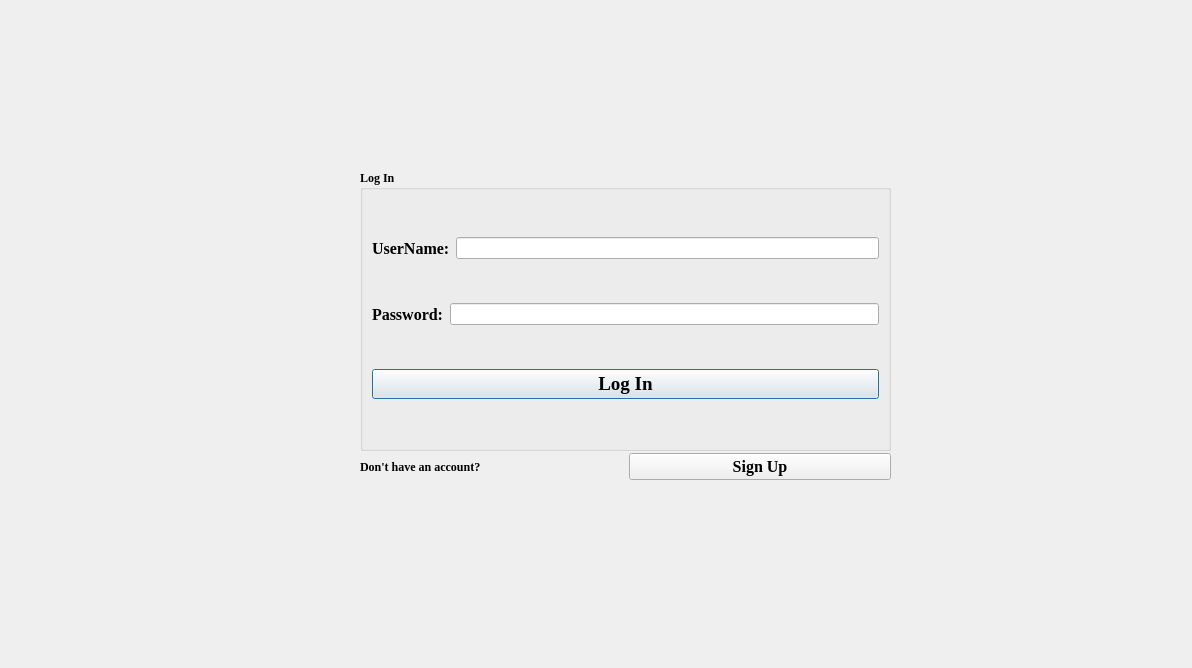
MARIO00410/Guide-Me, file Guide_me/login.ui: the form before one commit.
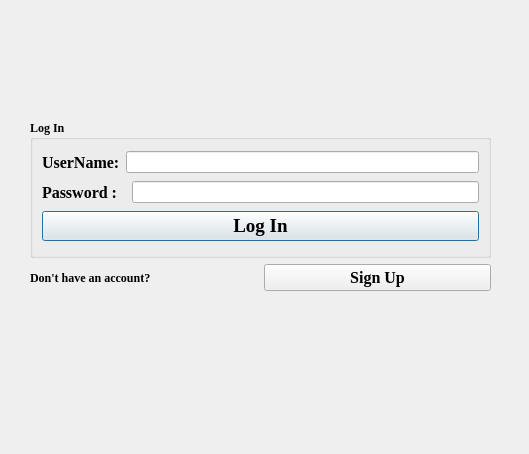
The form after the commit.

Commit message: login and sign up linking

The edit to the form file:
```diff
--- a/Guide_me/login.ui
+++ b/Guide_me/login.ui
@@ -6,22 +6,25 @@
    <rect>
     <x>0</x>
     <y>0</y>
-    <width>1192</width>
-    <height>668</height>
+    <width>529</width>
+    <height>454</height>
    </rect>
   </property>
   <property name="windowTitle">
    <string>Dialog</string>
   </property>
+  <widget class="QWidget" name="">
+   <property name="geometry">
+    <rect>
+     <x>30</x>
+     <y>120</y>
+     <width>461</width>
+     <height>171</height>
+    </rect>
+   </property>
+   <layout class="QVBoxLayout" name="verticalLayout_2">
+    <item>
   <widget class="QGroupBox" name="login_groupBox">
-   <property name="geometry">
-    <rect>
-     <x>360</x>
-     <y>170</y>
-     <width>531</width>
-     <height>281</height>
-    </rect>
-   </property>
    <property name="font">
     <font>
      <family>Times New Roman</family>
@@ -65,7 +68,7 @@
          </font>
         </property>
         <property name="text">
-         <string>Password:</string>
+            <string>Password :  </string>
         </property>
        </widget>
       </item>
@@ -94,15 +97,8 @@
     </item>
    </layout>
   </widget>
-  <widget class="QWidget" name="layoutWidget">
-   <property name="geometry">
-    <rect>
-     <x>360</x>
-     <y>450</y>
-     <width>531</width>
-     <height>33</height>
-    </rect>
-   </property>
+    </item>
+    <item>
    <layout class="QHBoxLayout" name="horizontalLayout_3">
     <item>
      <widget class="QLabel" name="ask_label">
@@ -130,6 +126,8 @@
        <string>Sign Up</string>
       </property>
      </widget>
+      </item>
+     </layout>
     </item>
    </layout>
   </widget>
```
Lines whose indentation alone changed are shown as unchanged. The commit also changes 20 other files.
